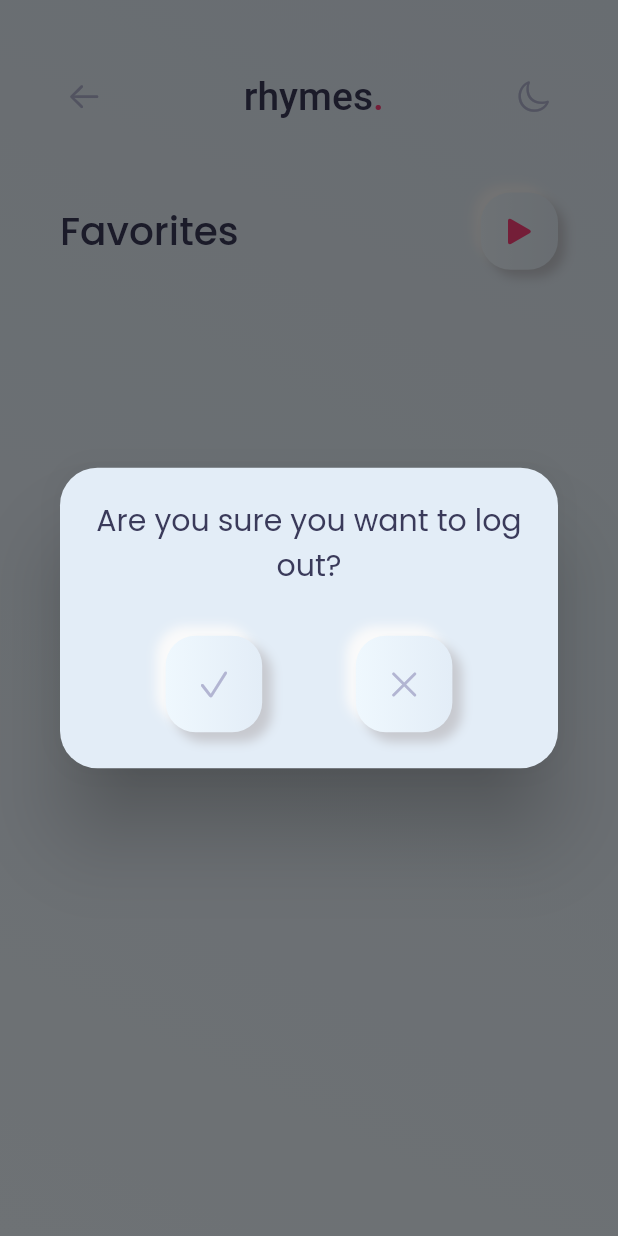
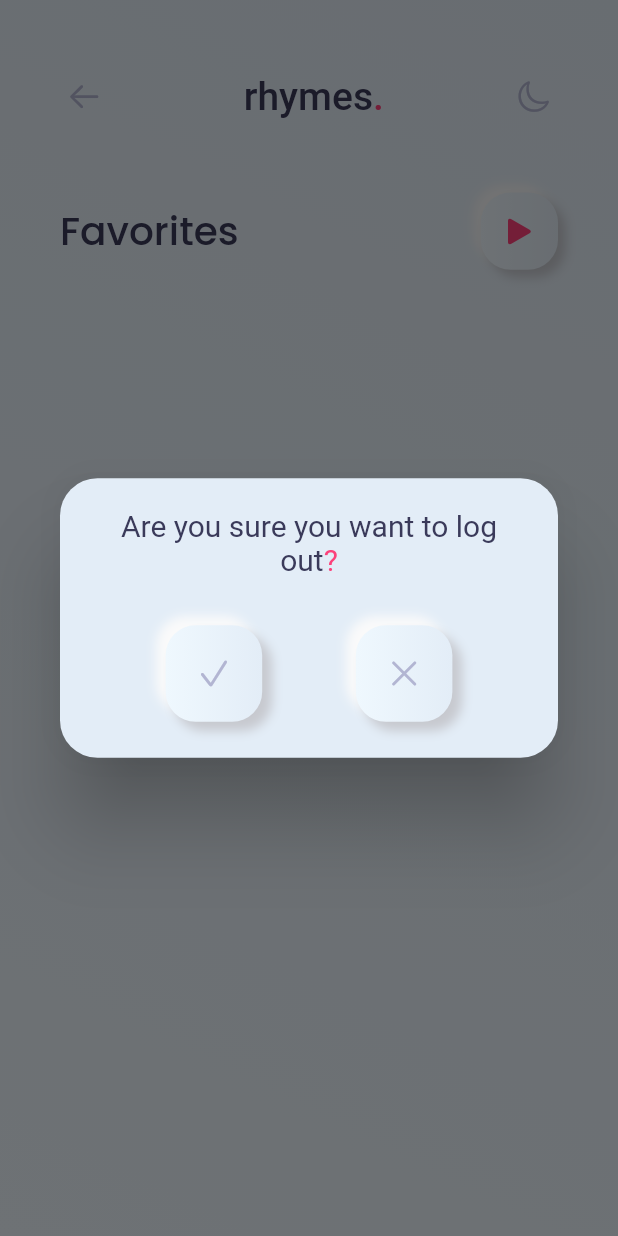
Before and after one commit to MarkoStahovec/rhymes-app, a Flutter app: the HomePage screen opened directly, after a tap on an icon or button, on a phone screen of 412 x 824 dp. Run offline on Flutter 3.47's test engine with Material 2 defaults, Android fonts, the phone set to English and light mode, and no system bars; our stand-ins replace audioplayers, dio, flutter_inset_box_shadow, flutter_neumorphic, google_fonts, shared_preferences; missing offline and left inert: jwt_decode; accounts and stored records are empty; network calls fail.

Commit message:
App done

```diff
--- a/lib/HomePage.dart
+++ b/lib/HomePage.dart
@@ -146,6 +146,7 @@ class _HomePageState extends State<HomePage> {
       Offset offset,
       Size buttonSize,
       BuildContext context,
+      String questionMark,
       String content, {
         String textNo = 'No',
         String textYes = 'Yes',
@@ -165,11 +166,21 @@ class _HomePageState extends State<HomePage> {
               borderRadius: BorderRadius.circular(25.0),
             ),
             alignment: Alignment.center,
-            content: Text(content, style: GoogleFonts.poppins(
-              fontSize: defTextSize,
-              fontWeight: FontWeight.w400,
-              color: isDarkMode ? darkMainTextColor : lightMainTextColor,
-            ), textAlign: TextAlign.center),
+            content: RichText(
+              textAlign: TextAlign.center,
+              text: TextSpan(
+                // Note: Styles for TextSpans must be explicitly defined.
+                // Child text spans will inherit styles from parent
+                style: const TextStyle(
+                  fontSize: defTextSize,
+                  fontWeight: FontWeight.w400,
+                ),
+                children: <TextSpan>[
+                  TextSpan(text: content, style: TextStyle(color: isDarkMode ? darkMainTextColor : lightMainTextColor,)),
+                  TextSpan(text: questionMark, style: TextStyle(color: mainButtonColor)),
+                ],
+              ),
+            ),
             actionsOverflowButtonSpacing: 0.0,
             actions: [
               Align(
@@ -318,8 +329,8 @@ class _HomePageState extends State<HomePage> {
 
     return WillPopScope(
       onWillPop: () async {
-        bool? result= await dialogConfirmation(offset, buttonSize, context,
-            "Are you sure you want to log out?");
+        bool? result= await dialogConfirmation(offset, buttonSize, context, "?",
+            "Are you sure you want to log out");
         if(result == null){
           result = false;
         }
@@ -507,7 +518,7 @@ class _HomePageState extends State<HomePage> {
                                       var response2 = await Song().getSongInfo(favorites[0].song_id);
 
                                       if (response2 == null) {
-                                        responseBar("There was en error logging in. Check your connection.", mainButtonColor, context);
+                                        responseBar("There was en error, check your connection.", mainButtonColor, context);
                                       }
                                       else {
                                         if (response2.statusCode == 200) {
@@ -529,7 +540,7 @@ class _HomePageState extends State<HomePage> {
                                           responseBar("There is an error on server side, sit tight...", mainButtonColor, context);
                                         }
                                         else {
-                                          responseBar("There was en error logging in. Check your connection.", mainButtonColor, context);
+                                          responseBar("There was en error, check your connection.", mainButtonColor, context);
                                         }
                                       }
                                       setState(() {});
@@ -793,7 +804,7 @@ class _HomePageState extends State<HomePage> {
                       var response2 = await Song().getSongInfo(item.song_id);
 
                       if (response2 == null) {
-                        responseBar("There was en error logging in. Check your connection.", mainButtonColor, context);
+                        responseBar("There was en error, check your connection.", mainButtonColor, context);
                       }
                       else {
                         if (response2.statusCode == 200) {
@@ -815,7 +826,7 @@ class _HomePageState extends State<HomePage> {
                           responseBar("There is an error on server side, sit tight...", mainButtonColor, context);
                         }
                         else {
-                          responseBar("There was en error logging in. Check your connection.", mainButtonColor, context);
+                          responseBar("There was en error, check your connection.", mainButtonColor, context);
                         }
                       }
                     },
--- a/lib/constants.dart
+++ b/lib/constants.dart
@@ -16,6 +16,8 @@ const Color darkRightShadow = Color(0xFF1D1F22);
 //const Color mainButtonColor = Color(0xFFb95eea);
 //const Color secondaryButtonColor = Color(0xFF8A82EC);
 const Color mainButtonColor = Color(0xFFfc427b);
+//const Color mainButtonColor = Color(0xFF3867d6);
+//const Color mainButtonColor = Color(0xFF33b9d8);
 const Color secondaryButtonColor = Color(0xFF8854d0);
 const Color darkButtonColor = Color(0xFF1A122C);
 const Color lightButtonColor = Color(0xFFFFFFFF);
--- a/lib/main.dart
+++ b/lib/main.dart
@@ -37,7 +37,7 @@ class MyApp extends StatelessWidget {
         create: (ctx) => Auth(),
       child: MaterialApp(
         debugShowCheckedModeBanner: false,
-        home: HomePage(),
+        home: LoginPage(),
         theme: ThemeData(
           textTheme: GoogleFonts.poppinsTextTheme(
             Theme.of(context).textTheme,
@@ -732,6 +732,7 @@ class _PlayerPageState extends State<PlayerPage> with TickerProviderStateMixin {
                                       else {
                                         if (response.statusCode == 200) {
                                           setState(() {
+                                            widget.queue.removeAt(currentIndexPlaying);
                                             isLiked = false;
                                           });
                                         }
--- a/pubspec.yaml
+++ b/pubspec.yaml
@@ -54,6 +54,7 @@ dev_dependencies:
   # package. See that file for information about deactivating specific lint
   # rules and activating additional ones.
   flutter_lints: ^1.0.0
+  flutter_launcher_icons: ^0.9.2
 
 # For information on the generic Dart part of this file, see the
 # following page: https://dart.dev/tools/pub/pubspec
@@ -69,6 +70,11 @@ flutter:
     #- assets/154chicago.wav
     #- assets/103swt.mp3
     - assets/
+
+flutter_icons:
+  android: true
+  ios: true
+  image_path: "assets/logo.png"
 
   # To add assets to your application, add an assets section, like this:
   # assets:
```
Also changed, not shown: lib/LoginPage.dart (+24 -0 lines), assets/logo.png (added), pubspec.lock, 24 other files.
